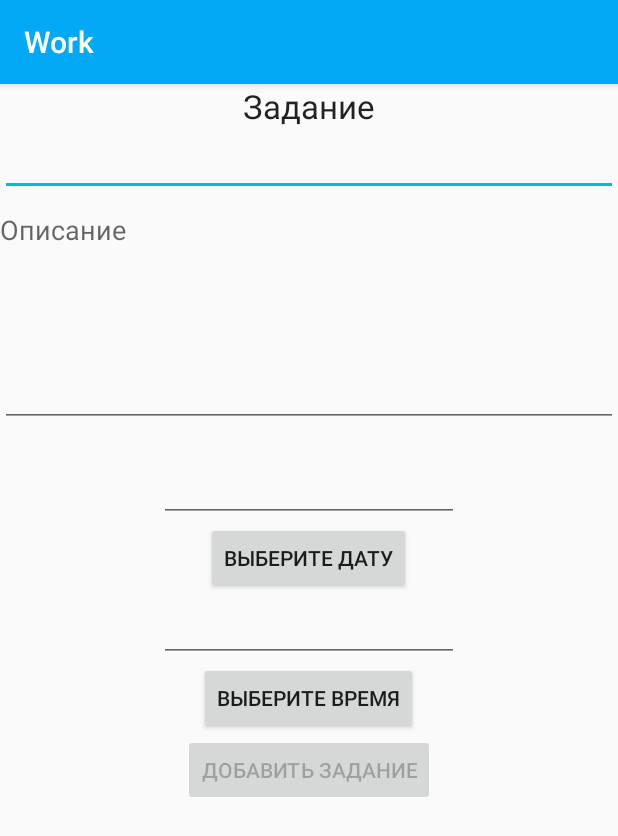
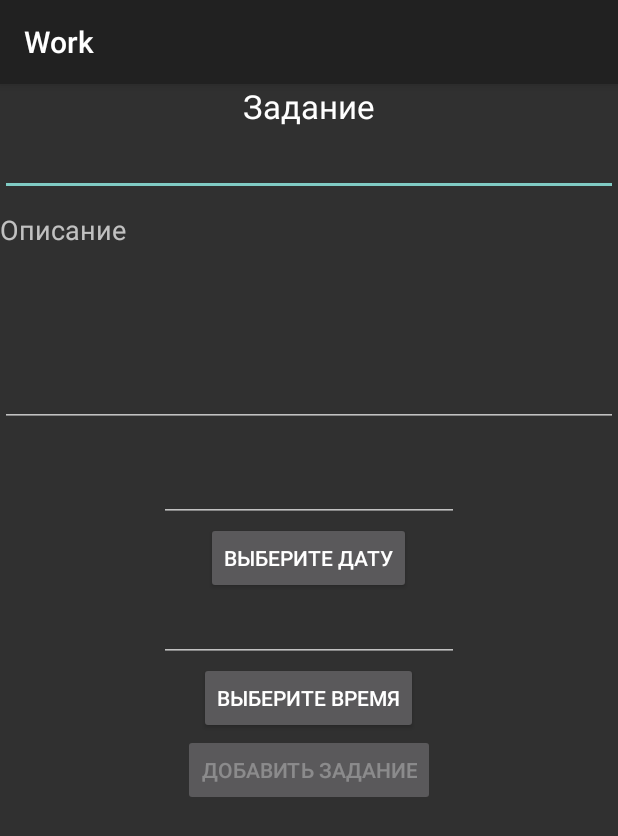
Before and after one commit to VladimirRozov/ToDoList2, an Android app: the NewTaskActivity screen opened directly, with no data from a screen before it, on a phone screen of 412 x 824 dp. Shown: the top 836 px of the screen. Run offline under Robolectric (Android 15) with nearby library versions, the phone set to English and light mode, and no system bars.

Commit message:
без дуюлирования

```diff
--- a/app/build.gradle
+++ b/app/build.gradle
@@ -13,6 +13,7 @@ android {
         versionCode 1
         versionName "1.0"
         testInstrumentationRunner "android.support.test.runner.AndroidJUnitRunner"
+        vectorDrawables.useSupportLibrary = true
     }
     buildTypes {
         release {
@@ -24,10 +25,12 @@ android {
 
 dependencies {
     implementation fileTree(dir: 'libs', include: ['*.jar'])
-    implementation"org.jetbrains.kotlin:kotlin-stdlib-jdk7:$kotlin_version"
+    implementation "org.jetbrains.kotlin:kotlin-stdlib-jdk7:$kotlin_version"
     implementation 'com.android.support:appcompat-v7:28.0.0'
     implementation 'com.android.support.constraint:constraint-layout:1.1.3'
     implementation 'com.android.support:design:28.0.0'
+    implementation 'com.android.support:support-vector-drawable:28.0.0'
+    implementation 'com.android.support:support-v4:28.0.0'
     testImplementation 'junit:junit:4.12'
     androidTestImplementation 'com.android.support.test:runner:1.0.2'
     androidTestImplementation 'com.android.support.test.espresso:espresso-core:3.0.2'
--- a/app/src/main/AndroidManifest.xml
+++ b/app/src/main/AndroidManifest.xml
@@ -8,11 +8,11 @@
             android:label="@string/app_name"
             android:roundIcon="@mipmap/ic_launcher_round"
             android:supportsRtl="true"
-            android:theme="@style/AppTheme">
+            android:theme="@style/Theme.AppCompat">
         <activity
                 android:name=".MainActivity"
                 android:label="@string/app_name"
-                android:theme="@style/AppTheme.NoActionBar">
+                android:theme="@style/Theme.Design.NoActionBar">
             <intent-filter>
                 <action android:name="android.intent.action.MAIN"/>
 
@@ -22,7 +22,9 @@
         <activity
                 android:name=".NewTaskActivity"
                 android:label="@string/app_name"/>
+
         <service android:name=".NotificationManager$NotifyService"/>
+
         <receiver android:name=".NotificationManager$Receiver"/>
     </application>
 
--- a/app/src/main/java/com/practice/work/MainActivity.kt
+++ b/app/src/main/java/com/practice/work/MainActivity.kt
@@ -23,6 +23,7 @@ class MainActivity : AppCompatActivity() {
     private var isStopApp = true
 
     override fun onCreate(savedInstanceState: Bundle?) {
+
         super.onCreate(savedInstanceState)
         isStopApp = true
         setContentView(R.layout.activity_main)
--- a/app/src/main/res/layout/new_task.xml
+++ b/app/src/main/res/layout/new_task.xml
@@ -24,7 +24,6 @@
             android:layout_marginBottom="10dp"
             android:text="Описание"
             android:textAppearance="?android:attr/textAppearanceMedium"/>
-
     <EditText
             android:id="@+id/txtDesc"
             android:layout_width="fill_parent"
@@ -37,7 +36,8 @@
             android:layout_marginTop="8dp"
             android:layout_alignParentTop="true"
             android:layout_alignParentLeft="true"
-            android:layout_alignParentStart="true"/>
+            android:layout_alignParentStart="true" />
+
     <Button
             android:layout_width="wrap_content"
             android:layout_height="wrap_content"
--- a/app/src/main/res/menu/menu_main.xml
+++ b/app/src/main/res/menu/main.xml
@@ -1,7 +1,6 @@
+<?xml version="1.0" encoding="utf-8"?>
 <menu xmlns:android="http://schemas.android.com/apk/res/android"
-      xmlns:app="http://schemas.android.com/apk/res-auto"
-      xmlns:tools="http://schemas.android.com/tools"
-      tools:context="com.practice.work.MainActivity">
+      xmlns:app="http://schemas.android.com/apk/res-auto">
     <item android:id="@+id/action_settings"
           android:title="@string/action_settings"
           android:orderInCategory="100"
--- a/app/src/main/res/values/dimens.xml
+++ b/app/src/main/res/values/dimens.xml
@@ -1,3 +1,8 @@
 <resources>
     <dimen name="fab_margin">16dp</dimen>
+    <!-- Default screen margins, per the Android Design guidelines. -->
+    <dimen name="activity_horizontal_margin">16dp</dimen>
+    <dimen name="activity_vertical_margin">16dp</dimen>
+    <dimen name="nav_header_vertical_spacing">8dp</dimen>
+    <dimen name="nav_header_height">176dp</dimen>
 </resources>
--- a/app/src/main/res/values/styles.xml
+++ /dev/null
@@ -1,17 +0,0 @@
-<resources>
-
-    <!-- Base application theme. -->
-    <style name="AppTheme" parent="Theme.AppCompat.Light.DarkActionBar">
-        <!-- Customize your theme here. -->
-        <item name="colorPrimary">@color/colorPrimary</item>
-        <item name="colorPrimaryDark">@color/colorPrimaryDark</item>
-        <item name="colorAccent">@color/colorAccent</item>
-    </style>
-    <style name="AppTheme.NoActionBar">
-        <item name="windowActionBar">false</item>
-        <item name="windowNoTitle">true</item>
-    </style>
-    <style name="AppTheme.AppBarOverlay" parent="ThemeOverlay.AppCompat.Dark.ActionBar"/>
-    <style name="AppTheme.PopupOverlay" parent="ThemeOverlay.AppCompat.Light"/>
-
-</resources>
```
Also changed, not shown: app/src/main/java/com/practice/work/NewTaskActivity.kt (+6 -5 lines), app/src/main/java/com/practice/work/ToDoList.kt (+6 -6 lines), app/src/main/res/drawable/ic_dashboard_black_24dp.xml (added, +9 -0 lines), app/src/main/res/drawable/ic_home_black_24dp.xml (added, +9 -0 lines), app/src/main/res/drawable/ic_notifications_black_24dp.xml (added, +9 -0 lines), app/src/main/res/values/strings.xml (indentation only).
